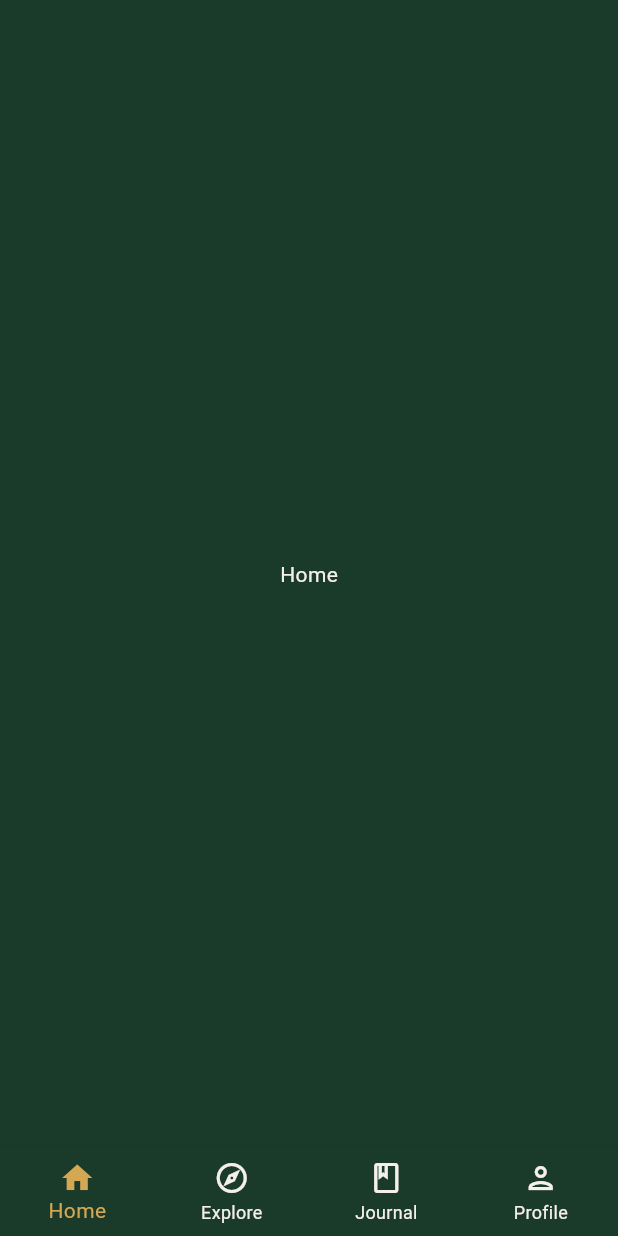
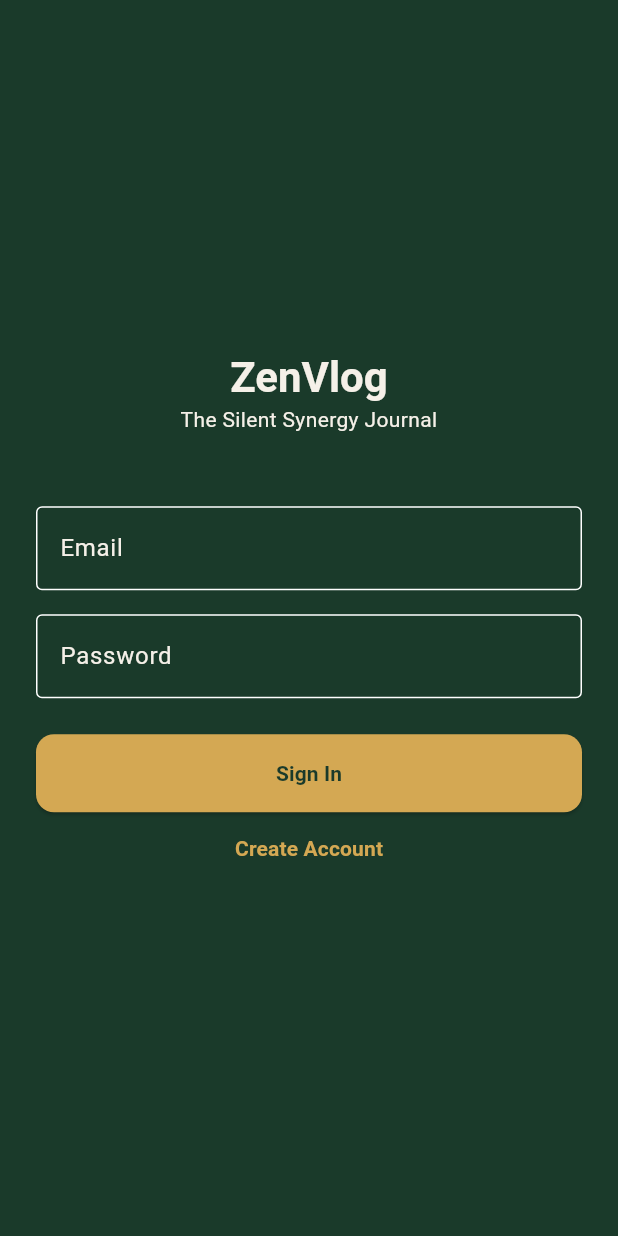
Before and after one commit to jhaienz/ZenVlog, a Flutter app: the screen it shows after launch, on a phone screen of 412 x 824 dp. Run offline on Flutter 3.47's test engine with Material 3 defaults, Android fonts, the phone set to English and light mode, and no system bars; our stand-ins replace flutter_riverpod, go_router, isar, supabase_flutter; accounts and stored records are empty.

Commit message:
feat: Supabase auth on first launch (ADR-0007, supersedes ADR-0001)
- AuthService wraps Supabase init + email/password sign-in/sign-up
- Router redirects unauthenticated users to /signin
- LocalIdentity deleted; Supabase user id is the identity everywhere
- env.dart gitignored, env.example.dart committed
- CONTEXT.md: Local Identity + Community Account merged into Account

Co-Authored-By: Claude Fable 5 <noreply@anthropic.com>

```diff
--- a/lib/app/router.dart
+++ b/lib/app/router.dart
@@ -1,10 +1,13 @@
 import 'package:flutter/material.dart';
 import 'package:go_router/go_router.dart';
+import '../core/auth/auth_service.dart';
+import '../features/auth/sign_in_screen.dart';
 import '../features/home/home_screen.dart';
 import '../features/explore/explore_screen.dart';
 import '../features/journal/journal_screen.dart';
 import '../features/profile/profile_screen.dart';
 
+const kSignInRoute = '/signin';
 const kHomeRoute = '/';
 const kExploreRoute = '/explore';
 const kJournalRoute = '/journal';
@@ -18,7 +21,15 @@ const _tabRoutes = [kHomeRoute, kExploreRoute, kJournalRoute, kProfileRoute];
 
 final router = GoRouter(
   initialLocation: kHomeRoute,
+  redirect: (context, state) {
+    final signedIn = AuthService.isSignedIn;
+    final onSignIn = state.matchedLocation == kSignInRoute;
+    if (!signedIn && !onSignIn) return kSignInRoute;
+    if (signedIn && onSignIn) return kHomeRoute;
+    return null;
+  },
   routes: [
+    GoRoute(path: kSignInRoute, builder: (_, __) => const SignInScreen()),
     ShellRoute(
       builder: (context, state, child) => _NavShell(child: child),
       routes: [
--- /dev/null
+++ b/lib/core/auth/auth_service.dart
@@ -0,0 +1,37 @@
+import 'package:supabase_flutter/supabase_flutter.dart';
+import '../env.dart';
+
+class AuthService {
+  static bool _initialized = false;
+
+  /// Test seam: set in widget tests to bypass Supabase entirely.
+  static bool? debugSignedInOverride;
+
+  static Future<void> initialize() async {
+    if (_initialized) return;
+    await Supabase.initialize(url: supabaseUrl, publishableKey: supabaseAnonKey);
+    _initialized = true;
+  }
+
+  static bool get isSignedIn {
+    if (debugSignedInOverride != null) return debugSignedInOverride!;
+    if (!_initialized) return false;
+    return Supabase.instance.client.auth.currentSession != null;
+  }
+
+  /// The user's identity everywhere (Group sync, feed, journal ownership).
+  static String get userId => Supabase.instance.client.auth.currentUser!.id;
+
+  static Future<void> signIn(String email, String password) async {
+    await Supabase.instance.client.auth
+        .signInWithPassword(email: email, password: password);
+  }
+
+  static Future<void> signUp(String email, String password) async {
+    await Supabase.instance.client.auth
+        .signUp(email: email, password: password);
+  }
+
+  static Future<void> signOut() =>
+      Supabase.instance.client.auth.signOut();
+}
--- /dev/null
+++ b/lib/core/env.example.dart
@@ -0,0 +1,4 @@
+// Copy this file to env.dart and fill in your Supabase project values.
+// env.dart is gitignored — never commit real credentials.
+const supabaseUrl = 'https://YOUR_PROJECT.supabase.co';
+const supabaseAnonKey = 'YOUR_ANON_KEY';
--- /dev/null
+++ b/lib/features/auth/sign_in_screen.dart
@@ -0,0 +1,87 @@
+import 'package:flutter/material.dart';
+import 'package:go_router/go_router.dart';
+import '../../app/router.dart';
+import '../../core/auth/auth_service.dart';
+
+class SignInScreen extends StatefulWidget {
+  const SignInScreen({super.key});
+  @override
+  State<SignInScreen> createState() => _SignInScreenState();
+}
+
+class _SignInScreenState extends State<SignInScreen> {
+  final _emailCtrl = TextEditingController();
+  final _passwordCtrl = TextEditingController();
+  bool _loading = false;
+
+  @override
+  void dispose() {
+    _emailCtrl.dispose();
+    _passwordCtrl.dispose();
+    super.dispose();
+  }
+
+  @override
+  Widget build(BuildContext context) {
+    return Scaffold(
+      body: SafeArea(
+        child: Padding(
+          padding: const EdgeInsets.all(24),
+          child: Column(
+            mainAxisAlignment: MainAxisAlignment.center,
+            crossAxisAlignment: CrossAxisAlignment.stretch,
+            children: [
+              Text('ZenVlog', style: Theme.of(context).textTheme.headlineLarge, textAlign: TextAlign.center),
+              Text('The Silent Synergy Journal',
+                  style: Theme.of(context).textTheme.bodyMedium, textAlign: TextAlign.center),
+              const SizedBox(height: 48),
+              TextField(
+                controller: _emailCtrl,
+                keyboardType: TextInputType.emailAddress,
+                autofillHints: const [AutofillHints.email],
+                style: const TextStyle(color: Color(0xFFF5F0E8)),
+                decoration: const InputDecoration(labelText: 'Email', border: OutlineInputBorder()),
+              ),
+              const SizedBox(height: 16),
+              TextField(
+                controller: _passwordCtrl,
+                obscureText: true,
+                autofillHints: const [AutofillHints.password],
+                style: const TextStyle(color: Color(0xFFF5F0E8)),
+                decoration: const InputDecoration(labelText: 'Password', border: OutlineInputBorder()),
+              ),
+              const SizedBox(height: 24),
+              ElevatedButton(
+                onPressed: _loading ? null : () => _submit(AuthService.signIn),
+                child: _loading
+                    ? const SizedBox(height: 20, width: 20, child: CircularProgressIndicator(strokeWidth: 2))
+                    : const Text('Sign In'),
+              ),
+              TextButton(
+                onPressed: _loading ? null : () => _submit(AuthService.signUp),
+                child: const Text('Create Account', style: TextStyle(color: Color(0xFFD4A853))),
+              ),
+            ],
+          ),
+        ),
+      ),
+    );
+  }
+
+  Future<void> _submit(Future<void> Function(String, String) action) async {
+    final email = _emailCtrl.text.trim();
+    final password = _passwordCtrl.text;
+    if (email.isEmpty || password.isEmpty) return;
+    setState(() => _loading = true);
+    try {
+      await action(email, password);
+      if (mounted && AuthService.isSignedIn) context.go(kHomeRoute);
+    } catch (e) {
+      if (mounted) {
+        ScaffoldMessenger.of(context).showSnackBar(SnackBar(content: Text('$e')));
+      }
+    } finally {
+      if (mounted) setState(() => _loading = false);
+    }
+  }
+}
--- a/lib/main.dart
+++ b/lib/main.dart
@@ -2,12 +2,12 @@ import 'package:flutter/material.dart';
 import 'package:flutter_riverpod/flutter_riverpod.dart';
 import 'app/router.dart';
 import 'app/theme.dart';
-import 'core/identity/local_identity.dart';
+import 'core/auth/auth_service.dart';
 
 void main() async {
   WidgetsFlutterBinding.ensureInitialized();
   // Isar opens in Phase 2 when the first collection schema exists.
-  await LocalIdentity.getOrCreate();
+  await AuthService.initialize();
   runApp(const ProviderScope(child: _App()));
 }
 
```
Also changed, not shown: lib/core/identity/local_identity.dart (deleted, +0 -17 lines), 11 other files.
